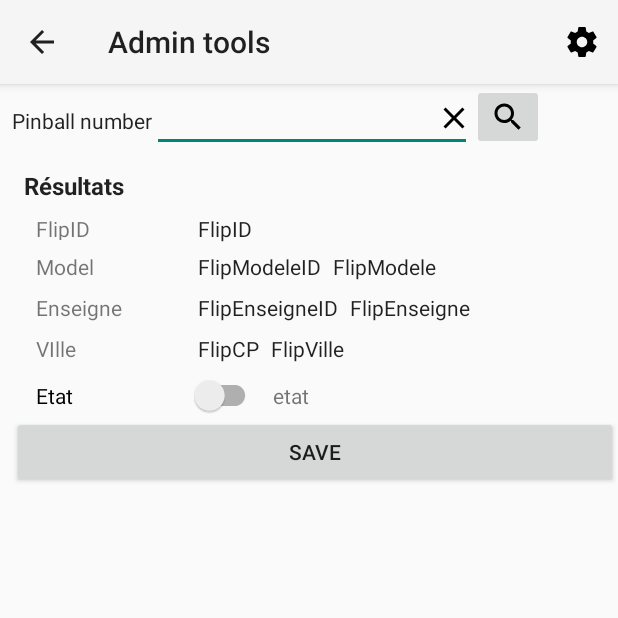
After one commit to e5ky0/FlipperFinderApp, an Android app: the PageAdmin screen opened directly, with no data from a screen before it, on a phone screen of 412 x 824 dp, the top half of it. The commit adds this screen. Run offline under Robolectric (Android 15) with nearby library versions, the phone set to English and light mode, and no system bars.

Commit message:
Page Admin for deactivating pinballs

```diff
--- /dev/null
+++ b/app/src/main/java/com/pinmyballs/PageAdmin.java
@@ -0,0 +1,206 @@
+package com.pinmyballs;
+
+import android.app.AlertDialog;
+import android.content.Intent;
+import android.content.res.Resources;
+import android.os.Bundle;
+import android.support.v7.app.ActionBar;
+import android.support.v7.app.AppCompatActivity;
+import android.support.v7.widget.SwitchCompat;
+import android.util.Log;
+import android.view.Menu;
+import android.view.MenuInflater;
+import android.view.MenuItem;
+import android.view.View;
+import android.widget.Button;
+import android.widget.CompoundButton;
+import android.widget.ImageButton;
+import android.widget.TextView;
+import android.widget.Toast;
+
+//import com.google.android.gms.location.places.ui.PlaceAutocompleteFragment;
+import com.pinmyballs.fragment.FragmentActionsFlipper;
+import com.pinmyballs.metier.Enseigne;
+import com.pinmyballs.metier.Flipper;
+import com.pinmyballs.service.FlipperService;
+import com.pinmyballs.service.GlobalService;
+import com.pinmyballs.utils.NetworkUtil;
+
+public class PageAdmin extends AppCompatActivity {
+
+    TextView searchBynumberInput;
+    //Button searchBynumberButton;
+    ImageButton clearNumberButton;
+    ImageButton searchBynumberImageButton;
+    Button saveButton;
+    SwitchCompat actifToggle;
+    TextView actifState;
+    TextView R_flipID;
+    TextView R_flipEnseigneId;
+    TextView R_flipEnseigne;
+    TextView R_flipEnseigneCP;
+    TextView R_flipEnseigneVille;
+    TextView R_flipModeleId;
+    TextView R_flipModele;
+    ActionBar mActionbar;
+
+    @Override
+    public void onCreate(Bundle savedInstanceState) {
+        super.onCreate(savedInstanceState);
+
+        setContentView(R.layout.activity_admin2);
+
+        //Autocomplete
+        //PlaceAutocompleteFragment autocompleteFragment = (PlaceAutocompleteFragment)
+        //getFragmentManager().findFragmentById(R.id.place_autocomplete_fragment);
+
+
+        // Affichage du header
+        mActionbar = getSupportActionBar();
+
+        mActionbar.setTitle(R.string.headerAdmin);
+        mActionbar.setHomeButtonEnabled(true);
+        mActionbar.setDisplayHomeAsUpEnabled(true);
+
+        searchBynumberInput = (TextView) findViewById(R.id.searchByNumberEditText);
+
+        searchBynumberImageButton =(ImageButton) findViewById(R.id.searchbynumberImagebutton);
+        searchBynumberImageButton.setOnClickListener(SearchByNumberListener);
+        clearNumberButton =(ImageButton) findViewById(R.id.boutonClearNumber);
+        clearNumberButton.setOnClickListener(ClearNumberButtonListener);
+
+        R_flipID = (TextView) findViewById(R.id.searchbynumberResultFlipID);
+        R_flipEnseigneId = (TextView) findViewById(R.id.searchbynumberResultFlipEnseigneID);
+        R_flipEnseigne = (TextView) findViewById(R.id.searchbynumberResultFlipEnseigne);
+        R_flipEnseigneCP = (TextView) findViewById(R.id.searchbynumberResultFlipEnseigneCP);
+        R_flipEnseigneVille = (TextView) findViewById(R.id.searchbynumberResultFlipEnseigneVille);
+        R_flipModeleId = (TextView) findViewById(R.id.searchbynumberResultFlipModeleID);
+        R_flipModele = (TextView) findViewById(R.id.searchbynumberResultFlipModele);
+
+        actifToggle = (SwitchCompat) findViewById(R.id.actifToggle);
+        actifState = (TextView) findViewById(R.id.actifState);
+
+        saveButton = (Button) findViewById(R.id.saveButton);
+        saveButton.setOnClickListener(SaveButtonListener);
+
+        actifToggle.setOnCheckedChangeListener(new CompoundButton.OnCheckedChangeListener() {
+            public void onCheckedChanged(CompoundButton buttonView, boolean isChecked) {
+                if (isChecked) {
+                    //On passe le flip Inactif
+                    actifState.setText("Now Actif");
+                } else {
+                    actifState.setText("Now Inactif");
+                }
+            }
+
+        });
+    }
+
+    @Override
+    public boolean onCreateOptionsMenu(Menu menu) {
+        MenuInflater inflater = getMenuInflater();
+        inflater.inflate(R.menu.menu_preferences, menu);
+        return true;
+    }
+
+    @Override
+    public boolean onOptionsItemSelected(MenuItem item) {
+        switch (item.getItemId()) {
+            case R.id.action_preferences:
+                ////EasyTracker.getTracker().sendEvent("ui_action", "button_press", "preferences", 0L);
+                Intent intent4 = new Intent(PageAdmin.this, PagePreferences.class);
+                startActivity(intent4);
+                break;
+            default:
+                Log.i("Erreur action bar","default");
+                break;
+        }
+        return false;
+    }
+
+    private View.OnClickListener SearchByNumberListener = new View.OnClickListener() {
+        public void onClick(View v) {
+
+            String flipflop = searchBynumberInput.getText().toString();
+            Flipper flip;
+            Enseigne flipEnseigne;
+            String flipModele;
+            GlobalService globalService = new GlobalService();
+            flip = globalService.getFlip(getApplicationContext(), Long.parseLong(flipflop));
+            flipEnseigne = flip.getEnseigne();
+            flipModele = flip.getModele().getNom();
+
+            R_flipID.setText(Long.toString(flip.getId()));
+            R_flipEnseigneId.setText(Long.toString(flip.getIdEnseigne()));
+            R_flipEnseigne.setText(flipEnseigne.getNom());
+            R_flipEnseigneCP.setText(flipEnseigne.getCodePostal());
+            R_flipEnseigneVille.setText(flipEnseigne.getVille());
+            R_flipModeleId.setText(Long.toString(flip.getIdModele()));
+            R_flipModele.setText(flipModele);
+            actifToggle.setChecked(flip.isActif());
+            if (flip.isActif()) {
+                actifState.setText("Actif");
+            } else {
+                actifState.setText("Inactif");
+            }
+        }
+    };
+
+
+    private View.OnClickListener SaveButtonListener = new View.OnClickListener() {
+        public void onClick(View v) {
+
+            String flipflop = searchBynumberInput.getText().toString();
+            Boolean flipactifinDB;
+            Flipper flip;
+            GlobalService globalService = new GlobalService();
+            flip = globalService.getFlip(getApplicationContext(), Long.parseLong(flipflop));
+            flipactifinDB = flip.isActif();
+
+            //On vérifie qu'on a la connection
+            if (NetworkUtil.isConnected(getApplicationContext())) {
+                FlipperService flipperService = new FlipperService(new FragmentActionsFlipper.FragmentActionCallback() {
+                    @Override
+                    public void onTaskDone() {
+                        //finish();  uncomment pour fermer la fenetre
+                    }
+                });
+                //On vérifie que l'état du flip a été changé
+                if (!actifToggle.isChecked() == flipactifinDB) {
+                    //On modifie l'état du flip dans la base et online
+                    flipperService.modifieEtatFlip(getApplicationContext(), flip);
+
+                } else {
+                    Toast toast = Toast.makeText(getApplicationContext(), getResources().getString(R.string.toastPasdeChangement), Toast.LENGTH_SHORT);
+                    toast.show();
+                }
+
+            } else {
+                Toast toast = Toast.makeText(getApplicationContext(), getResources().getString(R.string.toastChangeModelePasPossibleReseau), Toast.LENGTH_SHORT);
+                toast.show();
+            }
+
+        }
+    };
+
+    private View.OnClickListener ClearNumberButtonListener = new View.OnClickListener() {
+        public void onClick(View v) {
+            searchBynumberInput.setText("");
+        }
+    };
+
+    @Override
+    public void onStart() {
+        super.onStart();
+        // Google Analytics
+        //EasyTracker.getInstance().activityStart(this);
+    }
+
+    @Override
+    public void onStop() {
+        super.onStop();
+        // Google Analytics
+        //EasyTracker.getInstance().activityStop(this);
+    }
+
+}
--- a/app/src/main/java/com/pinmyballs/metier/Flipper.java
+++ b/app/src/main/java/com/pinmyballs/metier/Flipper.java
@@ -112,4 +112,8 @@ public class Flipper implements Serializable {
 		this.actif = actif == 1;
 	}
 
+	public void setInActif(long actif) {
+		this.actif = actif == 0;
+	}
+
 }
--- /dev/null
+++ b/app/src/main/res/layout/activity_admin2.xml
@@ -0,0 +1,243 @@
+<?xml version="1.0" encoding="utf-8"?>
+<LinearLayout xmlns:android="http://schemas.android.com/apk/res/android"
+    xmlns:app="http://schemas.android.com/apk/res-auto"
+    xmlns:tools="http://schemas.android.com/tools"
+    android:layout_width="fill_parent"
+    android:layout_height="wrap_content"
+    android:orientation="vertical"
+    android:paddingLeft="8dp"
+    tools:context=".PagePreferences">
+
+    <LinearLayout
+        android:layout_width="wrap_content"
+        android:layout_height="wrap_content"
+        android:orientation="horizontal">
+
+        <TextView
+            android:id="@+id/searchByNumberTextView"
+            android:layout_width="wrap_content"
+            android:layout_height="match_parent"
+            android:layout_weight="5"
+            android:gravity="center_vertical"
+            android:text="@string/searchByNumberTitle"
+            android:textAppearance="@android:style/TextAppearance.Material.Body1" />
+
+        <FrameLayout
+            android:layout_width="wrap_content"
+            android:layout_height="wrap_content"
+            android:layout_gravity="bottom"
+            android:layout_marginBottom="3dp"
+            android:layout_weight="5">
+
+
+            <EditText
+                android:id="@+id/searchByNumberEditText"
+                android:layout_width="match_parent"
+                android:layout_height="wrap_content"
+                android:ems="10"
+                android:inputType="number" />
+
+            <ImageButton
+                android:id="@+id/boutonClearNumber"
+                android:layout_width="wrap_content"
+                android:layout_height="wrap_content"
+                android:layout_gravity="end|center_vertical"
+                android:background="@null"
+                android:contentDescription="Clear"
+                app:srcCompat="@drawable/ic_clear_black_24dp" />
+
+        </FrameLayout>
+
+
+        <ImageButton
+            android:id="@+id/searchbynumberImagebutton"
+            android:layout_width="wrap_content"
+            android:layout_height="wrap_content"
+            android:layout_weight="1"
+            android:contentDescription="Search"
+
+            app:srcCompat="@drawable/ic_search_black_24dp" />
+
+    </LinearLayout>
+
+    <android.support.constraint.ConstraintLayout
+        android:layout_width="match_parent"
+        android:layout_height="match_parent"
+        tools:layout_editor_absoluteX="8dp"
+        tools:layout_editor_absoluteY="48dp">
+
+        <TextView
+            android:id="@+id/searchresults"
+            android:layout_width="387dp"
+            android:layout_height="wrap_content"
+            android:layout_marginLeft="8dp"
+            android:layout_marginStart="8dp"
+            android:layout_marginTop="8dp"
+            android:layout_weight="1"
+            android:text="@string/searchByNumberResultTitle"
+            android:textAppearance="@android:style/TextAppearance.Material.Menu"
+            android:textStyle="bold"
+            app:layout_constraintLeft_toLeftOf="parent"
+            app:layout_constraintTop_toTopOf="parent" />
+
+        <TextView
+            android:id="@+id/textView"
+            android:layout_width="100dp"
+            android:layout_height="17dp"
+            android:layout_marginLeft="16dp"
+            android:layout_marginStart="8dp"
+            android:layout_marginTop="8dp"
+            android:text="FlipID"
+            app:layout_constraintLeft_toLeftOf="parent"
+            app:layout_constraintTop_toBottomOf="@+id/searchresults" />
+
+        <TextView
+            android:id="@+id/searchbynumberResultFlipID"
+            android:layout_width="wrap_content"
+            android:layout_height="wrap_content"
+            android:layout_marginLeft="8dp"
+            android:layout_weight="1"
+            android:text="@string/searchByNumberResultFlipID"
+            android:textAlignment="viewStart"
+            android:textAppearance="@android:style/TextAppearance.Material.Body1"
+            app:layout_constraintBaseline_toBaselineOf="@+id/textView"
+            app:layout_constraintLeft_toRightOf="@+id/textView" />
+
+        <TextView
+            android:id="@+id/textView2"
+            android:layout_width="100dp"
+            android:layout_height="wrap_content"
+            android:layout_marginLeft="16dp"
+            android:layout_marginStart="16dp"
+            android:layout_marginTop="8dp"
+            android:text="Model"
+            app:layout_constraintLeft_toLeftOf="parent"
+            app:layout_constraintTop_toBottomOf="@+id/textView" />
+
+        <TextView
+            android:id="@+id/searchbynumberResultFlipModeleID"
+            android:layout_width="wrap_content"
+            android:layout_height="wrap_content"
+            android:layout_marginLeft="8dp"
+            android:layout_weight="3"
+            android:text="@string/searchByNumberResultFlipModelID"
+            android:textAppearance="@android:style/TextAppearance.Material.Body1"
+            app:layout_constraintBaseline_toBaselineOf="@+id/textView2"
+            app:layout_constraintLeft_toRightOf="@+id/textView2" />
+
+        <TextView
+            android:id="@+id/searchbynumberResultFlipModele"
+            android:layout_width="0dp"
+            android:layout_height="wrap_content"
+            android:layout_marginEnd="8dp"
+            android:layout_marginLeft="8dp"
+            android:layout_weight="1"
+            android:text="@string/searchByNumberResultFlipModel"
+            android:textAppearance="@android:style/TextAppearance.Material.Body1"
+            app:layout_constraintBaseline_toBaselineOf="@+id/searchbynumberResultFlipModeleID"
+            app:layout_constraintLeft_toRightOf="@+id/searchbynumberResultFlipModeleID" />
+
+        <TextView
+            android:id="@+id/textView3"
+            android:layout_width="100dp"
+            android:layout_height="wrap_content"
+            android:layout_marginLeft="16dp"
+            android:layout_marginStart="16dp"
+            android:layout_marginTop="8dp"
+            android:text="Enseigne"
+            app:layout_constraintLeft_toLeftOf="parent"
+            app:layout_constraintTop_toBottomOf="@+id/textView2" />
+
+        <TextView
+            android:id="@+id/searchbynumberResultFlipEnseigneID"
+            android:layout_width="wrap_content"
+            android:layout_height="wrap_content"
+            android:layout_marginLeft="8dp"
+            android:layout_weight="3"
+            android:text="@string/searchByNumberResultFlipEnseigneID"
+            android:textAppearance="@android:style/TextAppearance.Material.Body1"
+            app:layout_constraintBaseline_toBaselineOf="@+id/textView3"
+            app:layout_constraintLeft_toRightOf="@+id/textView3" />
+
+        <TextView
+            android:id="@+id/searchbynumberResultFlipEnseigne"
+            android:layout_width="100dp"
+            android:layout_height="wrap_content"
+            android:layout_marginEnd="8dp"
+            android:layout_marginLeft="8dp"
+            android:layout_weight="1"
+            android:text="@string/searchByNumberResultFlipEnseigne"
+            android:textAppearance="@android:style/TextAppearance.Material.Body1"
+            app:layout_constraintBaseline_toBaselineOf="@+id/searchbynumberResultFlipEnseigneID"
+            app:layout_constraintLeft_toRightOf="@+id/searchbynumberResultFlipEnseigneID" />
+
+        <TextView
+            android:id="@+id/textView4"
+            android:layout_width="100dp"
+            android:layout_height="wrap_content"
+            android:layout_marginLeft="16dp"
+            android:layout_marginStart="16dp"
+            android:layout_marginTop="8dp"
+            android:text="VIlle"
+            app:layout_constraintLeft_toLeftOf="parent"
+            app:layout_constraintTop_toBottomOf="@+id/textView3" />
+
+        <TextView
+            android:id="@+id/searchbynumberResultFlipEnseigneVille"
+            android:layout_width="wrap_content"
+            android:layout_height="wrap_content"
+            android:layout_marginLeft="8dp"
+            android:layout_weight="1"
+            android:text="@string/searchByNumberResultFlipEnseigneVille"
+            android:textAppearance="@android:style/TextAppearance.Material.Body1"
+            app:layout_constraintBaseline_toBaselineOf="@+id/searchbynumberResultFlipEnseigneCP"
+            app:layout_constraintLeft_toRightOf="@+id/searchbynumberResultFlipEnseigneCP" />
+
+        <TextView
+            android:id="@+id/searchbynumberResultFlipEnseigneCP"
+            android:layout_width="wrap_content"
+            android:layout_height="wrap_content"
+            android:layout_marginLeft="8dp"
+            android:layout_weight="6"
+            android:text="@string/searchByNumberResultFlipEnseigneCP"
+            android:textAppearance="@android:style/TextAppearance.Material.Body1"
+            app:layout_constraintBaseline_toBaselineOf="@+id/textView4"
+            app:layout_constraintLeft_toRightOf="@+id/textView4" />
+
+        <android.support.v7.widget.SwitchCompat
+            android:id="@+id/actifToggle"
+            android:layout_width="150dp"
+            android:layout_height="wrap_content"
+            android:layout_marginLeft="16dp"
+            android:layout_marginTop="8dp"
+            android:layout_weight="1"
+            android:text="Etat"
+            app:layout_constraintLeft_toLeftOf="parent"
+            app:layout_constraintTop_toBottomOf="@+id/textView4" />
+
+        <TextView
+            android:id="@+id/actifState"
+            android:layout_width="wrap_content"
+            android:layout_height="wrap_content"
+            android:layout_marginLeft="8dp"
+            android:layout_weight="4"
+            android:text="etat"
+            app:layout_constraintBaseline_toBaselineOf="@+id/actifToggle"
+            app:layout_constraintLeft_toRightOf="@+id/actifToggle" />
+
+    </android.support.constraint.ConstraintLayout>
+
+    <Button
+        android:id="@+id/saveButton"
+        android:layout_width="match_parent"
+        android:layout_height="wrap_content"
+        android:text="@string/saveButton" />
+
+
+    <!--<fragment
+        android:id="@+id/place_autocomplete_fragment"
+        android:layout_width="match_parent"
+        android:layout_height="wrap_content"
+        android:name="com.google.android.gms.location.places.ui.PlaceAutocompleteFragment"/>
+-->
+</LinearLayout>
```
Also changed, not shown: app/src/main/java/com/pinmyballs/MainActivity.java (+13 -4 lines), app/src/main/java/com/pinmyballs/service/FlipperService.java (+14 -0 lines), app/src/main/java/com/pinmyballs/service/GlobalService.java (+6 -1 lines), app/src/main/java/com/pinmyballs/service/parse/ParseFlipperService.java (+112 -0 lines).
